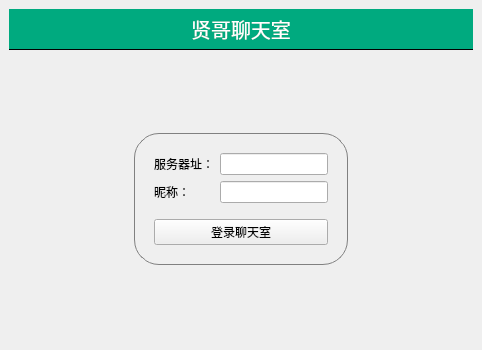
wohaoleiaaa/qt, file Lab5/ChatClient/mainwindow.ui: the form before one commit.
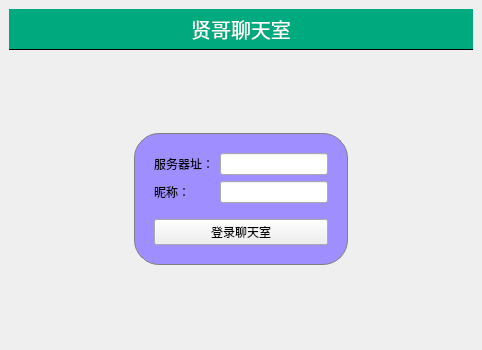
The form after the commit.

Commit message: 微调颜色

What changed in the file:
```diff
--- a/Lab5/ChatClient/mainwindow.ui
+++ b/Lab5/ChatClient/mainwindow.ui
@@ -23,7 +23,7 @@
     padding: 5px;
 	font 24pt&quot;黑体&quot;;
 	color:rgb(255,255,255);
-background-color:rgba(0,170,127,255);
+    background-color:rgba(0,170,127,255);
 
 }
 
@@ -33,7 +33,7 @@
 }
 
 #loginFrame {
-    background: qlineargradient(x1:0, y1:0, x2:0, y2:1, stop:0 #ddff, stop:1 #aaff);
+    background: rgb(159, 142, 255);
     border: 1px solid gray;
     padding: 10px;
     border-radius: 25px;
```
The commit also changes 2 other files.
